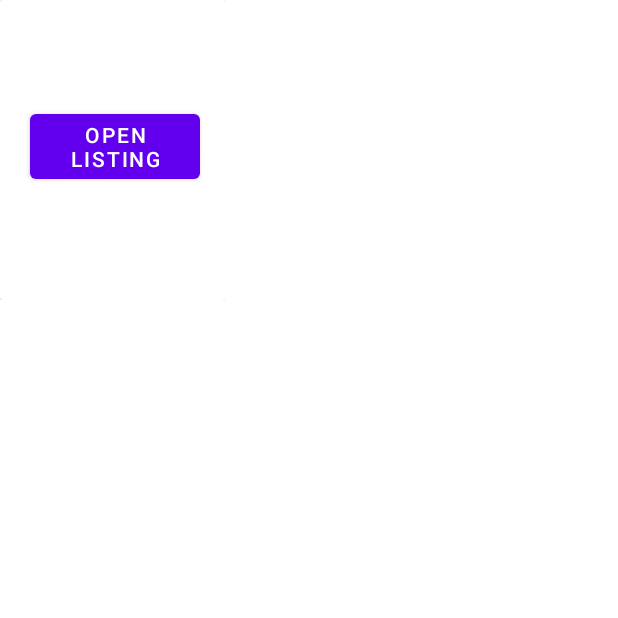
After one commit to sarinderv/CMPE277-Zeus-Realty, an Android app: the InfoWindowActivity screen opened directly, with no data from a screen before it, on a phone screen of 412 x 824 dp, the top half of it. The commit adds this screen. Run offline under Robolectric (Android 15) with nearby library versions, the phone set to English and light mode, and no system bars.

Commit message:
added onclick dialog for map markers which provides way for opening property view

```diff
--- a/android-app/app/build.gradle
+++ b/android-app/app/build.gradle
@@ -42,6 +42,8 @@ dependencies {
     implementation 'androidx.navigation:navigation-ui:2.4.2'
     implementation 'androidx.annotation:annotation:1.3.0'
     implementation 'com.google.android.gms:play-services-maps:18.0.2'
+
+
     testImplementation 'junit:junit:4.13.2'
     androidTestImplementation 'androidx.test.ext:junit:1.1.3'
     androidTestImplementation 'androidx.test.espresso:espresso-core:3.4.0'
--- /dev/null
+++ b/android-app/app/src/main/java/com/cmpe277/project/zeusrealty/InfoWindowActivity.java
@@ -0,0 +1,34 @@
+package com.cmpe277.project.zeusrealty;
+
+import androidx.appcompat.app.AppCompatActivity;
+
+import android.os.Bundle;
+import android.widget.Toast;
+
+import com.google.android.gms.maps.GoogleMap;
+import com.google.android.gms.maps.OnMapReadyCallback;
+import com.google.android.gms.maps.model.Marker;
+
+public class InfoWindowActivity extends AppCompatActivity implements
+        GoogleMap.OnInfoWindowClickListener,
+        OnMapReadyCallback {
+
+    @Override
+    protected void onCreate(Bundle savedInstanceState) {
+        super.onCreate(savedInstanceState);
+        setContentView(R.layout.activity_info_window);
+    }
+    @Override
+    public void onMapReady(GoogleMap googleMap) {
+        // Add markers to the map and do other map setup.
+        // ...
+        // Set a listener for info window events.
+        googleMap.setOnInfoWindowClickListener(this);
+    }
+
+    @Override
+    public void onInfoWindowClick(Marker marker) {
+        Toast.makeText(this, "Info window clicked",
+                Toast.LENGTH_SHORT).show();
+    }
+}
--- /dev/null
+++ b/android-app/app/src/main/res/layout/activity_info_window.xml
@@ -0,0 +1,45 @@
+<LinearLayout xmlns:android="http://schemas.android.com/apk/res/android"
+    android:layout_width="wrap_content"
+    android:layout_height="wrap_content"
+    android:orientation="horizontal">
+
+
+    <androidx.cardview.widget.CardView
+        android:layout_width="150dp"
+        android:layout_height="200dp">
+
+
+            <TextView
+                android:id="@+id/title"
+                android:layout_width="wrap_content"
+                android:layout_height="wrap_content"
+                android:ellipsize="end"
+                android:singleLine="true"
+                android:textColor="#ff000000"
+                android:textSize="14dp"
+                android:layout_marginLeft="20dp"
+                android:layout_marginTop="20dp"
+                android:textStyle="bold" />
+
+            <TextView
+                android:id="@+id/snippet"
+                android:layout_width="wrap_content"
+                android:layout_height="wrap_content"
+                android:ellipsize="end"
+                android:singleLine="true"
+                android:textColor="#ff7f7f7f"
+                android:layout_marginLeft="20dp"
+                android:layout_marginTop="40dp"
+                android:textSize="14dp" />
+
+        <Button
+            android:id="@+id/btn_goto"
+            android:layout_width="113dp"
+            android:layout_height="wrap_content"
+            android:layout_marginLeft="20dp"
+            android:layout_marginTop="70dp"
+            android:text="@string/goto_btn" />
+
+    </androidx.cardview.widget.CardView>
+
+</LinearLayout>
--- a/android-app/app/src/main/res/values/strings.xml
+++ b/android-app/app/src/main/res/values/strings.xml
@@ -14,4 +14,5 @@
     <string name="title_home">Home</string>
     <string name="title_map">Map</string>
     <string name="title_notifications">Notifications</string>
+    <string name="goto_btn">Open Listing</string>
 </resources>
```
Also changed, not shown: android-app/app/src/main/AndroidManifest.xml (+13 -8 lines), android-app/app/src/main/java/com/cmpe277/project/zeusrealty/MainActivity.java (+19 -0 lines), android-app/app/src/main/java/com/cmpe277/project/zeusrealty/ui/dialog/InfoBottomDialog.java (added, +35 -0 lines), android-app/app/src/main/java/com/cmpe277/project/zeusrealty/ui/map/MapFragment.java (+59 -10 lines), android-app/app/src/main/res/layout/activity_info_contents.xml (added, +38 -0 lines), android-app/app/src/main/res/layout/activity_info_dialog.xml (added, +47 -0 lines), android-app/app/src/main/res/layout/activity_main.xml (+12 -1 lines), android-app/app/src/main/res/raw/style_json.json (added, +11 -0 lines).
